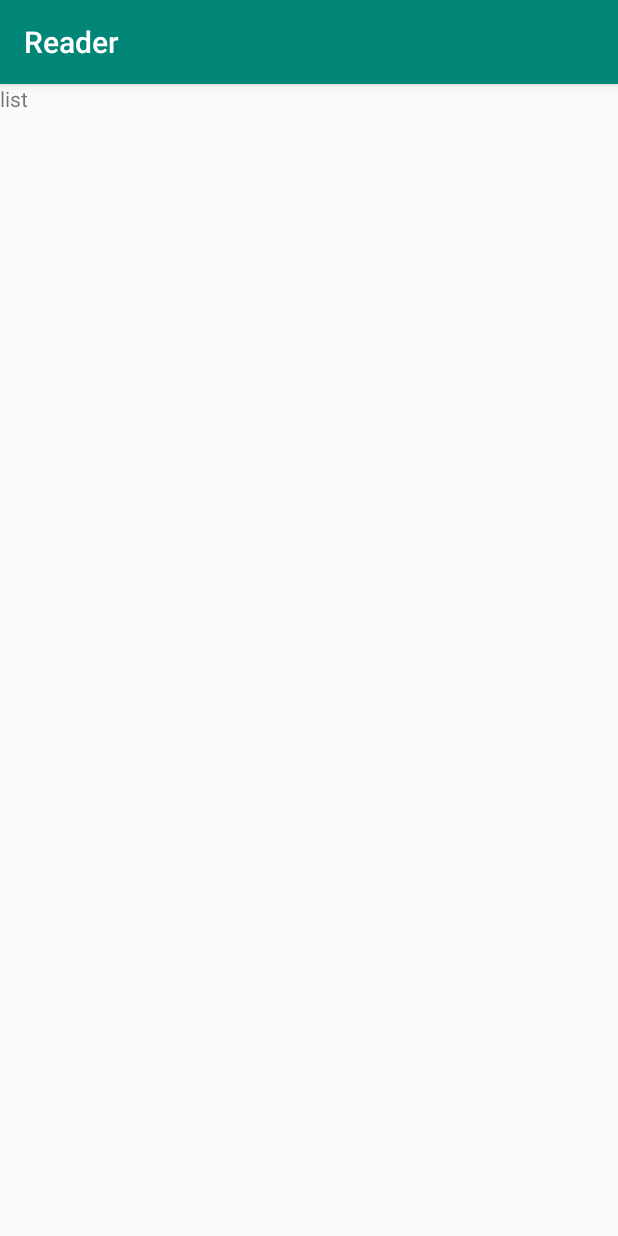
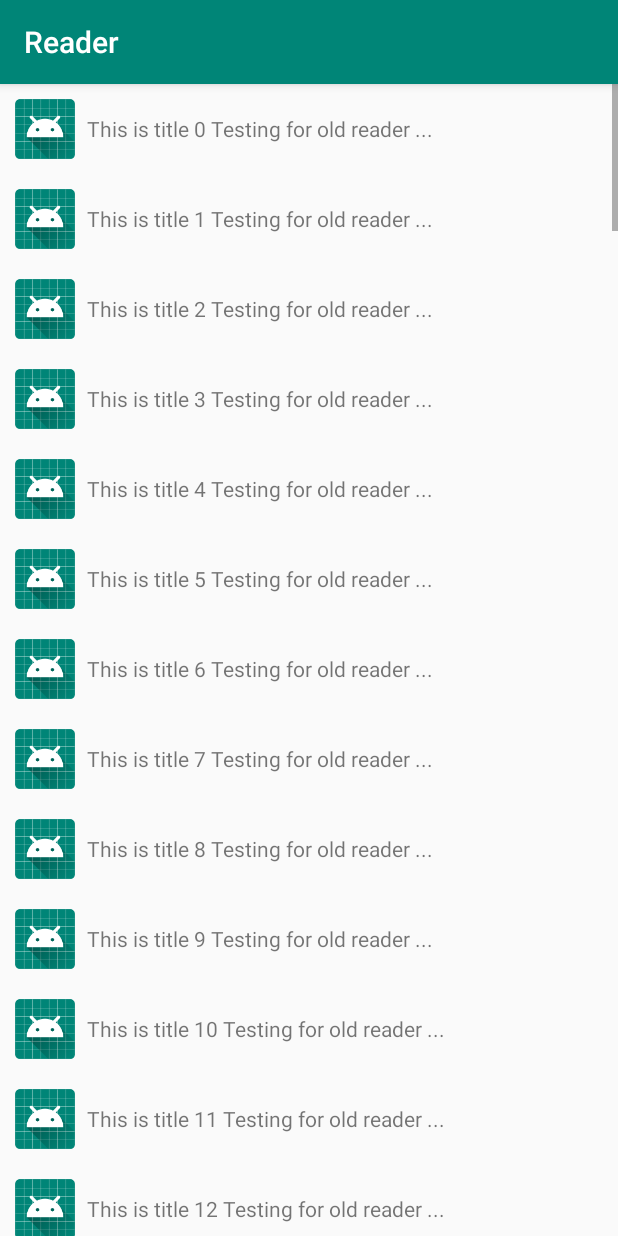
Before and after one commit to sssurvey/reader, an Android app: the fragment SourceTitleListFragment placed in its activity, on a phone screen of 412 x 824 dp. Run offline under Robolectric (Android 15) with nearby library versions, the light colour scheme and no system bars; our stand-ins replace Dagger/Hilt's generated code, RxJava; network calls fail.

Commit message:
added recycler view at source item titles

```diff
--- a/app/build.gradle
+++ b/app/build.gradle
@@ -55,6 +55,8 @@ dependencies {
     kapt "com.google.dagger:dagger-compiler:$android_dagger_version"
     kapt "com.google.dagger:dagger-android-processor:$android_dagger_version"
 
+    implementation 'com.android.support:recyclerview-v7:28.0.0'
+
     testImplementation 'junit:junit:4.12'
     androidTestImplementation 'androidx.test.ext:junit:1.1.1'
     androidTestImplementation 'androidx.test.espresso:espresso-core:3.2.0'
--- a/app/src/main/java/com/haomins/reader/fragments/list/SourceTitleListFragment.kt
+++ b/app/src/main/java/com/haomins/reader/fragments/list/SourceTitleListFragment.kt
@@ -4,13 +4,28 @@ import android.os.Bundle
 import android.view.LayoutInflater
 import android.view.View
 import android.view.ViewGroup
+import androidx.annotation.VisibleForTesting
 import androidx.fragment.app.Fragment
+import androidx.recyclerview.widget.LinearLayoutManager
+import androidx.recyclerview.widget.RecyclerView
 import com.haomins.reader.R
+import kotlinx.android.synthetic.main.fragment_source_list_title.*
+import kotlinx.android.synthetic.main.source_title_recycler_view_item.view.*
 
 class SourceTitleListFragment : Fragment() {
 
     companion object {
         const val TAG = "SourceTitleListFragment"
+    }
+
+    private lateinit var sourceTitleListAdapter: SourceTitleListAdapter
+    private val recyclerLayoutManager by lazy {
+        LinearLayoutManager(context)
+    }
+
+    @VisibleForTesting
+    private val testTitleData by lazy {
+        ArrayList<String>()
     }
 
     override fun onCreateView(
@@ -20,4 +35,49 @@ class SourceTitleListFragment : Fragment() {
     ): View? {
         return inflater.inflate(R.layout.fragment_source_list_title, container, false)
     }
+
+    override fun onViewCreated(view: View, savedInstanceState: Bundle?) {
+        super.onViewCreated(view, savedInstanceState)
+
+        setupTestEnv()
+
+        source_title_recycler_view.apply {
+            setHasFixedSize(true)
+            layoutManager = recyclerLayoutManager
+            adapter = sourceTitleListAdapter
+        }
+    }
+
+    @VisibleForTesting
+    private fun setupTestEnv() {
+        populateArr()
+        sourceTitleListAdapter = SourceTitleListAdapter(testTitleData)
+    }
+
+    @VisibleForTesting
+    private fun populateArr() {
+        for (i in 0..99) {
+            testTitleData.add("This is title ${i} Testing for old reader ...")
+        }
+    }
 }
+
+class SourceTitleListAdapter(private val sourceTitleList: ArrayList<String>): RecyclerView.Adapter<SourceTitleListAdapter.CustomViewHolder>() {
+
+    class CustomViewHolder(val viewHolder: View):RecyclerView.ViewHolder(viewHolder)
+
+    override fun onCreateViewHolder(parent: ViewGroup, viewType: Int): CustomViewHolder {
+        val itemView = LayoutInflater.from(parent.context).inflate(R.layout.source_title_recycler_view_item, parent, false)
+        return CustomViewHolder(itemView)
+    }
+
+    override fun getItemCount(): Int {
+        return sourceTitleList.size
+    }
+
+    override fun onBindViewHolder(holder: CustomViewHolder, position: Int) {
+        //TODO: holder.viewHolder.source_icon_image_view = add for image view
+        holder.viewHolder.source_title_text_view.text = sourceTitleList[position]
+    }
+
+}
--- a/app/src/main/res/layout/fragment_source_list_title.xml
+++ b/app/src/main/res/layout/fragment_source_list_title.xml
@@ -1,11 +1,16 @@
 <?xml version="1.0" encoding="utf-8"?>
 <LinearLayout xmlns:android="http://schemas.android.com/apk/res/android"
-    android:orientation="vertical" android:layout_width="match_parent"
+    xmlns:tools="http://schemas.android.com/tools"
+    android:orientation="vertical"
+    android:layout_width="match_parent"
     android:layout_height="match_parent">
 
-    <TextView
+    <androidx.recyclerview.widget.RecyclerView
+        android:id="@+id/source_title_recycler_view"
+        android:scrollbars="vertical"
         android:layout_width="match_parent"
-        android:layout_height="wrap_content"
-        android:text="list"/>
+        android:layout_height="match_parent"
+        tools:listitem="@layout/source_title_recycler_view_item"
+        tools:itemCount="15"/>
 
 </LinearLayout>
--- /dev/null
+++ b/app/src/main/res/layout/source_title_recycler_view_item.xml
@@ -0,0 +1,27 @@
+<?xml version="1.0" encoding="utf-8"?>
+<RelativeLayout xmlns:android="http://schemas.android.com/apk/res/android"
+    xmlns:tools="http://schemas.android.com/tools"
+    android:id="@+id/source_title_recycler_view_item"
+    android:orientation="vertical"
+    android:layout_width="match_parent"
+    android:layout_height="wrap_content"
+    android:padding="10dp">
+
+    <androidx.appcompat.widget.AppCompatImageView
+        android:id="@+id/source_icon_image_view"
+        android:layout_width="40dp"
+        android:layout_height="40dp"
+        android:src="@mipmap/ic_launcher" />
+
+    <TextView
+        android:id="@+id/source_title_text_view"
+        android:layout_toEndOf="@+id/source_icon_image_view"
+        android:layout_alignParentEnd="true"
+        android:paddingStart="8dp"
+        android:paddingEnd="8dp"
+        android:gravity="center_vertical"
+        android:layout_width="match_parent"
+        android:layout_height="40dp"
+        tools:text="The Old Reader is a reader for the old people, that ..."/>
+
+</RelativeLayout>
```
